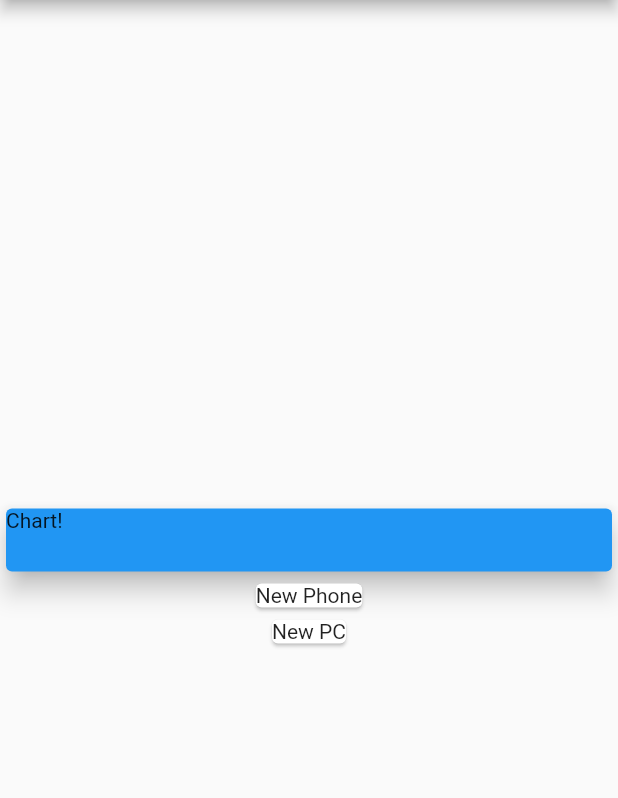
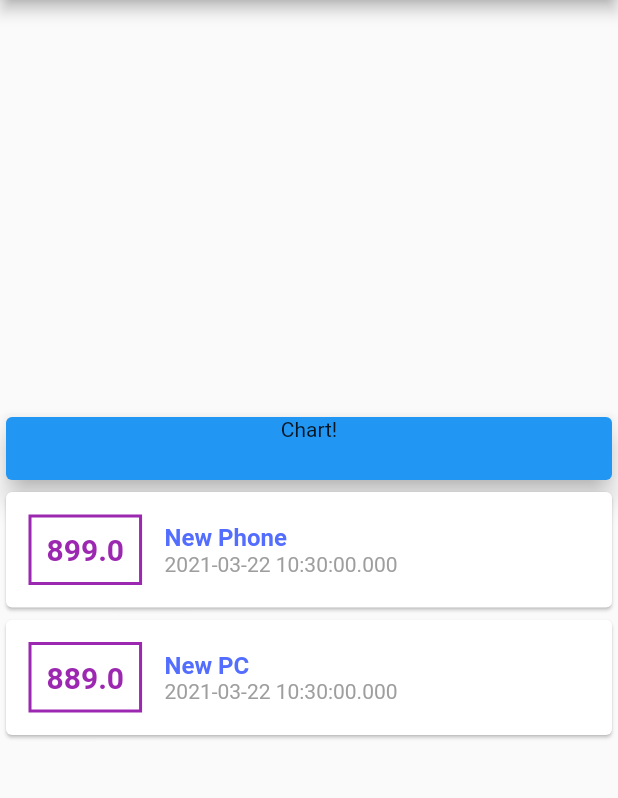
Before and after one commit to tanim913/personal_expenses_app, a Flutter app: the screen it shows after launch, on a phone screen of 412 x 824 dp, the part 84-882 px from its top. Run offline on Flutter 3.47's test engine with Material 2 defaults, Android fonts, the phone set to English and light mode, and no system bars.

Commit message:
Update main.dart

```diff
--- a/lib/main.dart
+++ b/lib/main.dart
@@ -18,7 +18,7 @@ class MyHomePage extends StatelessWidget {
     Transaction(
         title: 'New Phone', id: 'T1', amount: 899.00, date: DateTime.now()),
     Transaction(
-        title: 'New PC', id: 'T2', amount: 8889.00, date: DateTime.now())
+        title: 'New PC', id: 'T2', amount: 889.0, date: DateTime.now())
   ];
   @override
   Widget build(BuildContext context) {
@@ -29,20 +29,50 @@ class MyHomePage extends StatelessWidget {
       body: Column(
         mainAxisAlignment: MainAxisAlignment.center,
         crossAxisAlignment: CrossAxisAlignment.stretch,
-        children: <Widget>[
+        children: [
           Container(
             width: double.infinity,
             height: 50,
             child: Card(
               color: Colors.blue,
-              child: Container(child: Text('Chart!')),
+              child: Container(
+                child: Text('Chart!', textAlign: TextAlign.center),
+              ),
               elevation: 7,
             ),
           ),
           Column(
               children: transaction.map((tx) {
             return Card(
-              child: Text(tx.title),
+              color: Colors.white,
+              child: Row(
+                children: [
+                  Container(
+                      margin:
+                          EdgeInsets.symmetric(vertical: 15, horizontal: 15),
+                      decoration: BoxDecoration(
+                          border: Border.all(color: Colors.purple, width: 2)),
+                      padding: EdgeInsets.all(10),
+                      child: Text(
+                        tx.amount.toString(),
+                        style: TextStyle(
+                            fontWeight: FontWeight.bold,
+                            fontSize: 20,
+                            color: Colors.purple),
+                      )),
+                  Column(
+                    crossAxisAlignment: CrossAxisAlignment.start,
+                    children: [
+                      Text(
+                        tx.title,
+                        style: TextStyle(
+                            fontSize: 16, fontWeight: FontWeight.bold, color: Colors.indigoAccent),
+                      ),
+                      Text(tx.date.toString(), style: TextStyle (color: Colors.grey),),
+                    ],
+                  ),
+                ],
+              ),
             );
           }).toList())
         ],
```
